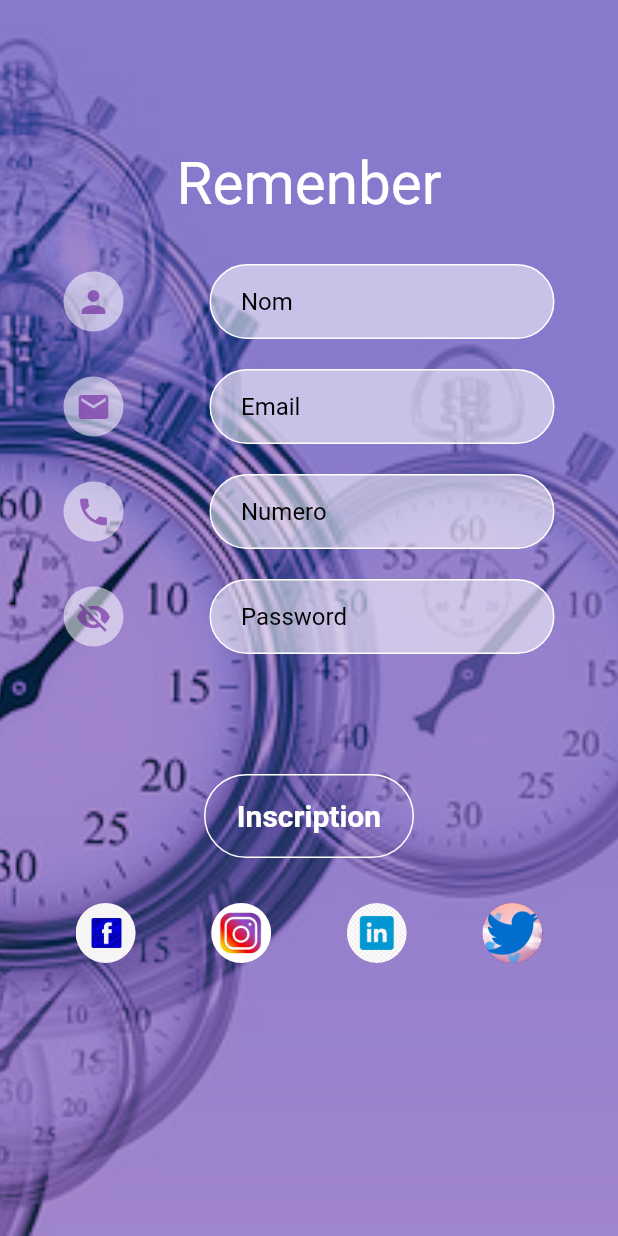
After one commit to elrick99/project_parrain, a Flutter app: the screen it shows after launch, on a phone screen of 412 x 824 dp. The commit adds this screen. Run offline on Flutter 3.47's test engine with Material 2 defaults, Android fonts, the phone set to English and light mode, and no system bars; our stand-ins replace font_awesome_flutter, rxdart, simple_animations, sqflite; missing offline and left inert: bloc_provider; accounts and stored records are empty; Roboto replaces fonts that are missing (billabong).

Commit message:
inscription connexion

```diff
--- /dev/null
+++ b/lib/Screens/inscription.dart
@@ -0,0 +1,210 @@
+import 'package:flutter/material.dart';
+
+class Inscription extends StatelessWidget {
+  @override
+  Widget build(BuildContext context) {
+    return Scaffold(
+      body: SingleChildScrollView(
+        child: Container(
+          height: MediaQuery.of(context).size.height,
+          decoration: BoxDecoration(
+            color: Colors.white,
+            image: DecorationImage(
+              image: AssetImage("images/o.jpg"),
+              fit: BoxFit.cover,
+              colorFilter: ColorFilter.mode(
+                  Colors.purple.shade800.withOpacity(0.5), BlendMode.darken),
+            ),
+          ),
+          child: SingleChildScrollView(
+            child: Column(
+              children: <Widget>[
+                Padding(
+                  padding: const EdgeInsets.only(top: 100),
+                  child: Text(
+                    "Remenber",
+                    style: TextStyle(
+                        decoration: TextDecoration.none,
+                        color: Colors.white,
+                        fontSize: 39,
+                        fontFamily: "billabong"),
+                  ),
+                ),
+                SizedBox(
+                  height: 30,
+                ),
+                Row(
+                  mainAxisAlignment: MainAxisAlignment.spaceEvenly,
+                  children: <Widget>[
+                    CircleAvatar(
+                      backgroundColor: Colors.white54,
+                      child: Icon(
+                        Icons.person,
+                        color: Colors.purple.shade800.withOpacity(0.6),
+                      ),
+                    ),
+                    Container(
+                      padding: EdgeInsets.only(left: 20),
+                      margin: EdgeInsets.only(left: 15),
+                      decoration: BoxDecoration(
+                          color: Colors.white54,
+                          borderRadius: BorderRadius.circular(40),
+                          border: Border.all(color: Colors.white, width: 1)),
+                      width: 230,
+                      height: 50,
+                      child: TextField(
+                        textAlign: TextAlign.start,
+                        decoration: InputDecoration(
+                            border: InputBorder.none,
+                            hintText: "Nom",
+                            hintStyle: TextStyle(color: Colors.black)),
+                      ),
+                    ),
+                  ],
+                ),
+                SizedBox(
+                  height: 20,
+                ),
+                Row(
+                  mainAxisAlignment: MainAxisAlignment.spaceEvenly,
+                  children: <Widget>[
+                    CircleAvatar(
+                      backgroundColor: Colors.white54,
+                      child: Icon(
+                        Icons.email,
+                        color: Colors.purple.shade800.withOpacity(0.6),
+                      ),
+                    ),
+                    Container(
+                      padding: EdgeInsets.only(left: 20),
+                      margin: EdgeInsets.only(left: 15),
+                      decoration: BoxDecoration(
+                          color: Colors.white54,
+                          borderRadius: BorderRadius.circular(40),
+                          border: Border.all(color: Colors.white, width: 1)),
+                      width: 230,
+                      height: 50,
+                      child: TextField(
+                        textAlign: TextAlign.start,
+                        decoration: InputDecoration(
+                            border: InputBorder.none,
+                            hintText: "Email",
+                            hintStyle: TextStyle(color: Colors.black)),
+                      ),
+                    ),
+                  ],
+                ),
+                SizedBox(
+                  height: 20,
+                ),
+                Row(
+                  mainAxisAlignment: MainAxisAlignment.spaceEvenly,
+                  children: <Widget>[
+                    CircleAvatar(
+                      backgroundColor: Colors.white54,
+                      child: Icon(
+                        Icons.phone,
+                        color: Colors.purple.shade800.withOpacity(0.6),
+                      ),
+                    ),
+                    Container(
+                      padding: EdgeInsets.only(left: 20),
+                      margin: EdgeInsets.only(left: 15),
+                      decoration: BoxDecoration(
+                          color: Colors.white54,
+                          borderRadius: BorderRadius.circular(40),
+                          border: Border.all(color: Colors.white, width: 1)),
+                      width: 230,
+                      height: 50,
+                      child: TextField(
+                        textAlign: TextAlign.start,
+                        decoration: InputDecoration(
+                            border: InputBorder.none,
+                            hintText: "Numero",
+                            hintStyle: TextStyle(color: Colors.black)),
+                      ),
+                    ),
+                  ],
+                ),
+                SizedBox(
+                  height: 20,
+                ),
+                Row(
+                  mainAxisAlignment: MainAxisAlignment.spaceEvenly,
+                  children: <Widget>[
+                    CircleAvatar(
+                      backgroundColor: Colors.white54,
+                      child: Icon(
+                        Icons.visibility_off,
+                        color: Colors.purple.shade800.withOpacity(0.6),
+                      ),
+                    ),
+                    Container(
+                      padding: EdgeInsets.only(left: 20),
+                      margin: EdgeInsets.only(left: 15),
+                      decoration: BoxDecoration(
+                          color: Colors.white54,
+                          borderRadius: BorderRadius.circular(40),
+                          border: Border.all(color: Colors.white, width: 1)),
+                      width: 230,
+                      height: 50,
+                      child: TextField(
+                        textAlign: TextAlign.start,
+                        decoration: InputDecoration(
+                            border: InputBorder.none,
+                            hintText: "Password",
+                            hintStyle: TextStyle(color: Colors.black)),
+                      ),
+                    ),
+                  ],
+                ),
+                InkWell(
+                  onTap: () {
+                    Navigator.pushNamed(context, 'confidentialite');
+                  },
+                  child: Container(
+                    alignment: Alignment.center,
+                    margin: EdgeInsets.only(top: 80),
+                    width: 140,
+                    height: 56,
+                    decoration: BoxDecoration(
+                        color: Colors.transparent,
+                        borderRadius: BorderRadius.circular(40),
+                        border: Border.all(color: Colors.white)),
+                    child: Text(
+                      "Inscription",
+                      style: TextStyle(
+                          color: Colors.white,
+                          fontSize: 20,
+                          fontWeight: FontWeight.w600),
+                    ),
+                  ),
+                ),
+                SizedBox(
+                  height: 30,
+                ),
+                Row(
+                  mainAxisAlignment: MainAxisAlignment.spaceEvenly,
+                  children: <Widget>[
+                    CircleAvatar(
+                      backgroundImage: AssetImage("images/F.jpg"),
+                    ),
+                    CircleAvatar(
+                      backgroundImage: AssetImage("images/I.jpg"),
+                    ),
+                    CircleAvatar(
+                      backgroundImage: AssetImage("images/L.jpg"),
+                    ),
+                    CircleAvatar(
+                      backgroundImage: AssetImage("images/t.jpg"),
+                    ),
+                  ],
+                ),
+              ],
+            ),
+          ),
+        ),
+      ),
+    );
+  }
+}
--- a/lib/main.dart
+++ b/lib/main.dart
@@ -6,7 +6,9 @@ import 'package:project_parrain/Screens/PriorityTask.dart';
 import 'package:project_parrain/Screens/Taskcancelled.dart';
 import 'package:project_parrain/Screens/Taskperformed.dart';
 import 'package:project_parrain/Screens/accueil.dart';
+import 'package:project_parrain/Screens/connexion.dart';
 import 'package:project_parrain/Screens/create.dart';
+import 'package:project_parrain/Screens/inscription.dart';
 import 'package:project_parrain/Screens/sideBar.dart';
 import 'package:project_parrain/Screens/sideBarLayout.dart';
 import 'package:provider/provider.dart';
@@ -27,7 +29,7 @@ class MyApp extends StatelessWidget {
           primarySwatch: Colors.purple,
           visualDensity: VisualDensity.adaptivePlatformDensity,
         ),
-        home: SideBarLayou(),
+        home: Inscription(),
         routes: {
           "newTasks": (context) => NewTasks(),
           "ongoingTask": (context) => OngoingTask()
```
Also changed, not shown: lib/Screens/connexion.dart (added, +148 -0 lines), images/F.jpg (added), images/I.jpg (added), images/L.jpg (added), images/a4.png (added), images/images.jpg (added), images/o.jpg (added), images/t.jpg (added).
